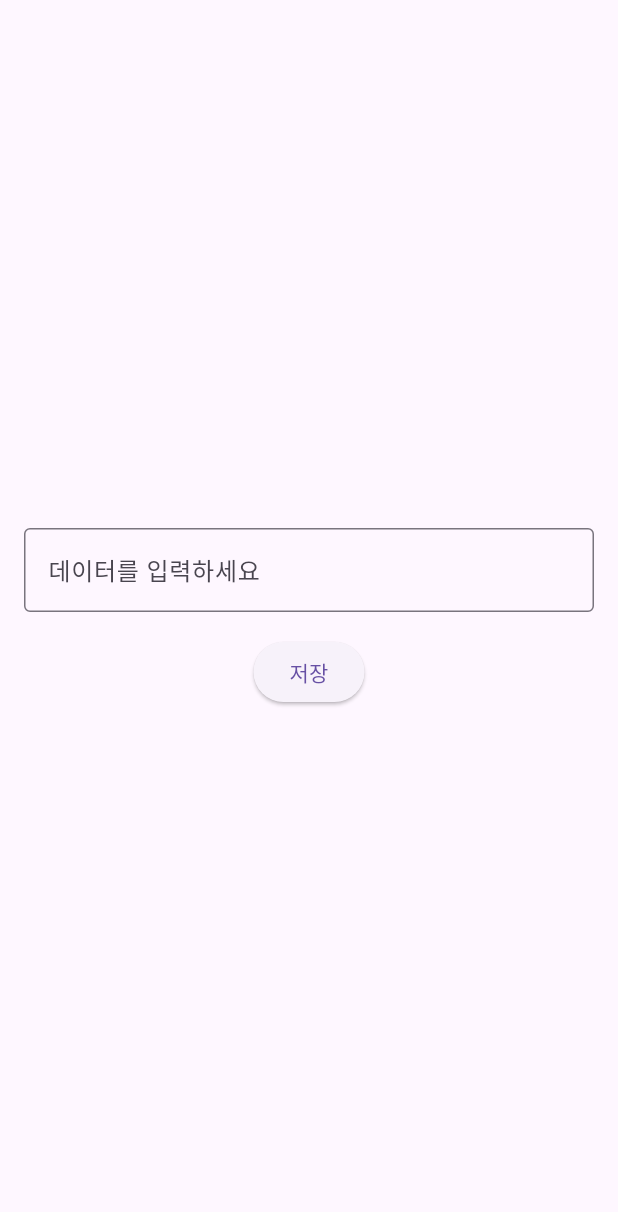
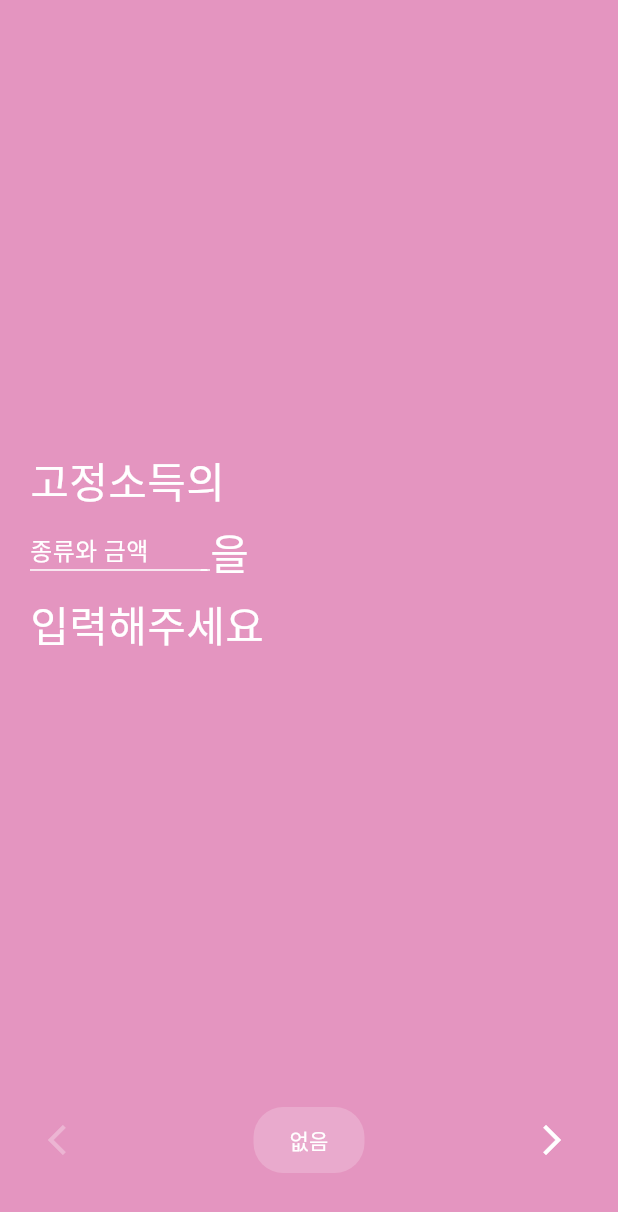
Before and after one commit to skyinthe-sea/habp-main, a Flutter app: the screen it shows after launch, on a phone screen of 412 x 824 dp. Shown: the top 1212 px of the screen. Run offline on Flutter 3.47's test engine with Material 3 defaults, Android fonts, the phone set to English and light mode, and no system bars; our stand-ins replace flutter_riverpod, shared_preferences, sqflite; accounts and stored records are empty; Roboto replaces fonts that are missing (YourCustomFont).

Commit message:
onboading page 추가

```diff
--- a/lib/core/constants/app_colors.dart
+++ b/lib/core/constants/app_colors.dart
@@ -0,0 +1,8 @@
+import 'package:flutter/material.dart';
+
+class AppColors {
+  static const Color primary = Color(0xFFE495C0);
+  static const Color white = Colors.white;
+  static const Color black = Colors.black;
+  static const Color grey = Colors.grey;
+}
--- /dev/null
+++ b/lib/core/widgets/underline_button.dart
@@ -0,0 +1,72 @@
+import 'package:flutter/material.dart';
+import '../constants/app_colors.dart';
+
+class UnderlineButton extends StatelessWidget {
+  final String text;
+  final VoidCallback onTap;
+  final double width;
+
+  const UnderlineButton({
+    Key? key,
+    required this.text,
+    required this.onTap,
+    this.width = double.infinity,
+  }) : super(key: key);
+
+  @override
+  Widget build(BuildContext context) {
+    return InkWell(
+      onTap: onTap,
+      child: Column(
+        crossAxisAlignment: CrossAxisAlignment.start,
+        children: [
+          Text(
+            text,
+            style: const TextStyle(
+              color: AppColors.white,
+              fontSize: 16,
+              fontFamily: 'YourCustomFont', // 여기에 실제 폰트 이름을 넣어주세요
+            ),
+          ),
+          Stack(
+            children: [
+              Container(
+                width: width,
+                height: 1,
+                color: AppColors.white,
+              ),
+              Positioned(
+                right: 0,
+                top: -4,
+                child: CustomPaint(
+                  size: const Size(8, 8),
+                  painter: TrianglePainter(),
+                ),
+              ),
+            ],
+          ),
+        ],
+      ),
+    );
+  }
+}
+
+class TrianglePainter extends CustomPainter {
+  @override
+  void paint(Canvas canvas, Size size) {
+    final paint = Paint()
+      ..color = AppColors.white
+      ..style = PaintingStyle.fill;
+
+    final path = Path()
+      ..moveTo(0, size.height)
+      ..lineTo(size.width / 2, 0)
+      ..lineTo(size.width, size.height)
+      ..close();
+
+    canvas.drawPath(path, paint);
+  }
+
+  @override
+  bool shouldRepaint(CustomPainter oldDelegate) => false;
+}
--- a/lib/features/onboarding/presentation/pages/onboarding_page.dart
+++ b/lib/features/onboarding/presentation/pages/onboarding_page.dart
@@ -1,54 +1,114 @@
-// lib/features/onboarding/presentation/pages/onboarding_page.dart
 import 'package:flutter/material.dart';
 import 'package:flutter_riverpod/flutter_riverpod.dart';
-import '../../../../core/providers/shared_preference_provider.dart';
-import '../../../test/presentation/pages/test_page.dart';
-import '../../../test/presentation/providers/test_provider.dart';
+import '../../../../core/constants/app_colors.dart';
+import '../../../../core/widgets/underline_button.dart';
+import '../widgets/onboarding_alert.dart';
+import '../widgets/onboarding_navigation.dart';
 
-class OnboardingPage extends ConsumerWidget {
-  OnboardingPage({Key? key}) : super(key: key);
-
-  final _controller = TextEditingController();
+class OnboardingPage extends ConsumerStatefulWidget {
+  const OnboardingPage({Key? key}) : super(key: key);
 
   @override
-  Widget build(BuildContext context, WidgetRef ref) {
+  ConsumerState<OnboardingPage> createState() => _OnboardingPageState();
+}
+
+class _OnboardingPageState extends ConsumerState<OnboardingPage> with SingleTickerProviderStateMixin {
+  late AnimationController _animationController;
+  late Animation<double> _fadeAnimation;
+
+  @override
+  void initState() {
+    super.initState();
+    _animationController = AnimationController(
+      vsync: this,
+      duration: const Duration(milliseconds: 1500),
+    );
+    _fadeAnimation = Tween<double>(begin: 0.0, end: 1.0).animate(
+      CurvedAnimation(parent: _animationController, curve: Curves.easeIn),
+    );
+    _animationController.forward();
+  }
+
+  @override
+  void dispose() {
+    _animationController.dispose();
+    super.dispose();
+  }
+
+  @override
+  Widget build(BuildContext context) {
     return Scaffold(
-      body: Center(
+      backgroundColor: AppColors.primary,
+      body: SafeArea(
+        child: Column(
+          children: [
+            // 상단 텍스트 영역 (화면의 절반)
+            Expanded(
+              flex: 1,
+              child: FadeTransition(
+                opacity: _fadeAnimation,
                 child: Padding(
-          padding: const EdgeInsets.all(16.0),
+                  padding: const EdgeInsets.all(20.0),
                   child: Column(
                     mainAxisAlignment: MainAxisAlignment.center,
+                    crossAxisAlignment: CrossAxisAlignment.start,
                     children: [
-              TextField(
-                controller: _controller,
-                decoration: const InputDecoration(
-                  labelText: '데이터를 입력하세요',
-                  border: OutlineInputBorder(),
+                      const Text(
+                        '고정소득의',
+                        style: TextStyle(
+                          color: Colors.white,
+                          fontSize: 28,
+                          fontFamily: 'YourCustomFont', // 실제 폰트 이름으로 변경 필요
                         ),
                       ),
-              const SizedBox(height: 16),
-              ElevatedButton(
-                onPressed: () async {
-                  final data = _controller.text;
-                  if (data.isNotEmpty) {
-                    await ref.read(testDataProvider.notifier).saveData(data);
-                    final prefs = ref.read(sharedPreferencesProvider);
-                    await prefs.setBool('isFirstLaunch', false);
-
-                    if (context.mounted) {
-                      Navigator.pushReplacement(
-                        context,
-                        MaterialPageRoute(builder: (_) => TestPage()),
+                      const SizedBox(height: 8),
+                      Row(
+                        children: [
+                          UnderlineButton(
+                            text: '종류와 금액',
+                            width: 120,
+                            onTap: () {
+                              showDialog(
+                                context: context,
+                                builder: (_) => const OnboardingAlert(),
                               );
-                    }
-                  }
                             },
-                child: const Text('저장'),
+                          ),
+                          const Text(
+                            '을',
+                            style: TextStyle(
+                              color: Colors.white,
+                              fontSize: 28,
+                              fontFamily: 'YourCustomFont',
+                            ),
+                          ),
+                        ],
+                      ),
+                      const SizedBox(height: 8),
+                      const Text(
+                        '입력해주세요',
+                        style: TextStyle(
+                          color: Colors.white,
+                          fontSize: 28,
+                          fontFamily: 'YourCustomFont',
+                        ),
                       ),
                     ],
                   ),
                 ),
               ),
+            ),
+            // 하단 네비게이션 영역
+            FadeTransition(
+              opacity: _fadeAnimation,
+              child: const Padding(
+                padding: EdgeInsets.only(bottom: 40),
+                child: OnboardingNavigation(),
+              ),
+            ),
+          ],
+        ),
+      ),
     );
   }
 }
--- a/lib/features/onboarding/presentation/pages/onboarding_page2.dart
+++ b/lib/features/onboarding/presentation/pages/onboarding_page2.dart
@@ -2,7 +2,7 @@ import 'package:flutter/material.dart';
 import 'package:flutter_riverpod/flutter_riverpod.dart';
 
 import '../../../test/presentation/pages/test_page.dart';
-import '../providers/onboarding_provider.dart';
+import '../providers/onboarding_provider2.dart';
 
 class OnboardingPage2 extends ConsumerWidget {
   const OnboardingPage2({super.key});
--- /dev/null
+++ b/lib/features/onboarding/presentation/widgets/onboarding_navigation.dart
@@ -0,0 +1,77 @@
+import 'package:flutter/material.dart';
+import 'package:flutter_riverpod/flutter_riverpod.dart';
+import '../../../../core/constants/app_colors.dart';
+import '../providers/onboarding_provider.dart';
+
+class OnboardingNavigation extends ConsumerWidget {
+  const OnboardingNavigation({Key? key}) : super(key: key);
+
+  @override
+  Widget build(BuildContext context, WidgetRef ref) {
+    final currentStep = ref.watch(onboardingProvider).currentStep;
+    final isLastStep = currentStep == 5;
+
+    return Padding(
+      padding: const EdgeInsets.symmetric(horizontal: 20),
+      child: Row(
+        mainAxisAlignment: MainAxisAlignment.spaceBetween,
+        children: [
+          // 왼쪽 화살표 버튼
+          AnimatedOpacity(
+            opacity: currentStep == 0 ? 0.3 : 1.0,
+            duration: const Duration(milliseconds: 200),
+            child: IconButton(
+              onPressed: currentStep == 0
+                  ? null
+                  : () => ref.read(onboardingProvider.notifier).previousStep(),
+              icon: const Icon(
+                Icons.arrow_back_ios,
+                color: AppColors.white,
+              ),
+            ),
+          ),
+
+          // 없음 버튼
+          TextButton(
+            onPressed: () => ref.read(onboardingProvider.notifier).nextStep(),
+            style: TextButton.styleFrom(
+              foregroundColor: AppColors.white,
+              backgroundColor: AppColors.white.withOpacity(0.2),
+              padding: const EdgeInsets.symmetric(horizontal: 24, vertical: 12),
+              shape: RoundedRectangleBorder(
+                borderRadius: BorderRadius.circular(20),
+              ),
+            ),
+            child: const Text('없음'),
+          ),
+
+          // 오른쪽 화살표 또는 완료 버튼
+          if (!isLastStep)
+            IconButton(
+              onPressed: () => ref.read(onboardingProvider.notifier).nextStep(),
+              icon: const Icon(
+                Icons.arrow_forward_ios,
+                color: AppColors.white,
+              ),
+            )
+          else
+            TextButton(
+              onPressed: () {
+                // 완료 로직 구현
+                // ref.read(isFirstLaunchProvider.notifier).setFirstLaunch(false);
+              },
+              style: TextButton.styleFrom(
+                foregroundColor: AppColors.primary,
+                backgroundColor: AppColors.white,
+                padding: const EdgeInsets.symmetric(horizontal: 24, vertical: 12),
+                shape: RoundedRectangleBorder(
+                  borderRadius: BorderRadius.circular(20),
+                ),
+              ),
+              child: const Text('완료'),
+            ),
+        ],
+      ),
+    );
+  }
+}
--- a/lib/main.dart
+++ b/lib/main.dart
@@ -29,8 +29,11 @@ class MyApp extends ConsumerWidget {
 
     return MaterialApp(
       title: 'Test App',
+      theme: ThemeData(
+        primarySwatch: Colors.blue,
+      ),
       home: isFirstLaunch.when(
-        data: (isFirst) => isFirst ? OnboardingPage() : const TestPage(),
+        data: (isFirst) => isFirst ? const OnboardingPage() : const TestPage(),
         loading: () => const CircularProgressIndicator(),
         error: (error, stack) => Text('Error: $error'),
       ),
```
Also changed, not shown: lib/core/providers/database_provider.dart (added, +18 -0 lines), lib/features/onboarding/data/models/fixed_income_data.dart (added, +33 -0 lines), lib/features/onboarding/data/models/onboarding_step.dart (added, +19 -0 lines), lib/features/onboarding/domain/repositories/onboarding_repository.dart (added, +73 -0 lines), lib/features/onboarding/presentation/providers/onboarding_provider.dart (+26 -44 lines), lib/features/onboarding/presentation/providers/onboarding_provider2.dart (added, +62 -0 lines), lib/features/onboarding/presentation/widgets/onboarding_alert.dart (added, +148 -0 lines), 7 other files. Lines whose indentation alone changed are shown as unchanged.
